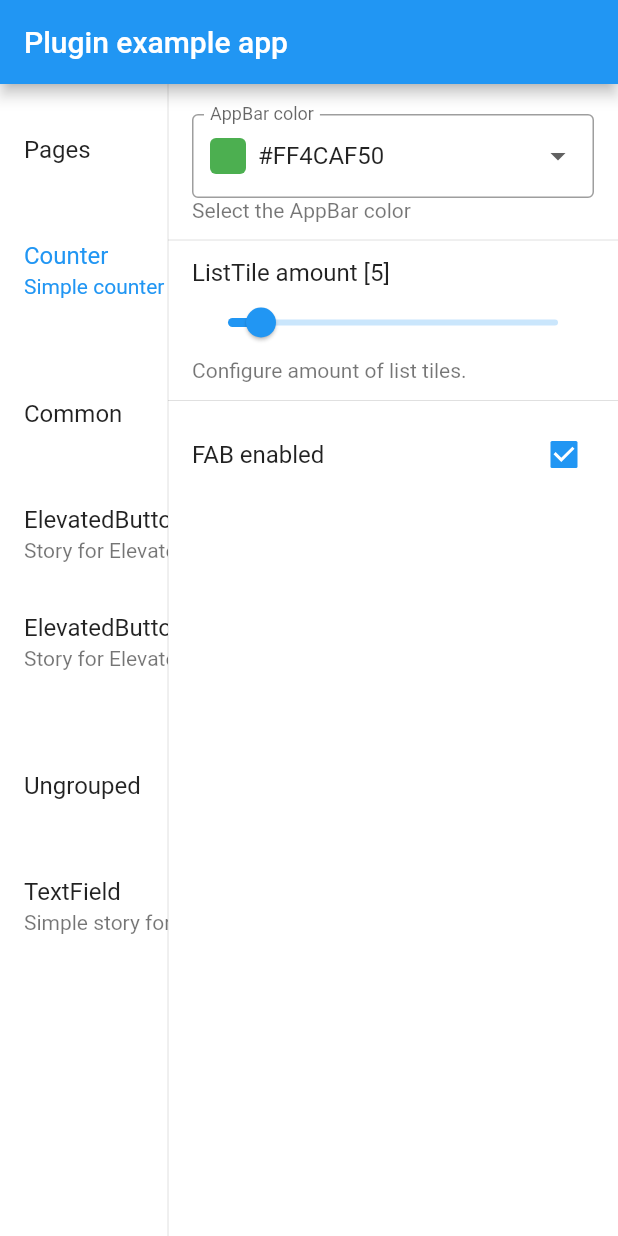
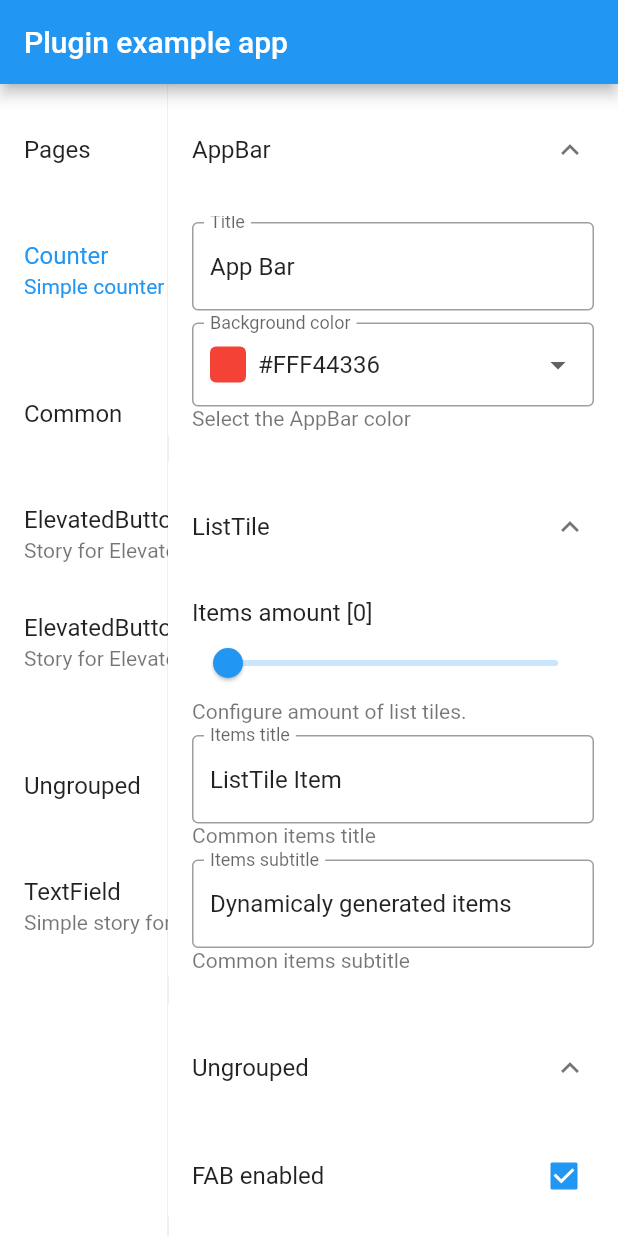
Before and after one commit to alex-melnyk/advanced_storybook, a Flutter app: the screen it shows after launch, after a tap on "Counter", after a tap on "ElevatedButton 2", on a phone screen of 412 x 824 dp. Run offline on Flutter 3.47's test engine with Material 2 defaults, Android fonts, the phone set to English and light mode, and no system bars; missing offline and left inert: dart:html.

Commit message:
Grouping properties added.

```diff
--- a/example/lib/main.dart
+++ b/example/lib/main.dart
@@ -34,36 +34,43 @@
                 return Material(
                   child: Scaffold(
                     appBar: AppBar(
-                      title: Text('App Bar'),
+                      title: Text(context.string(
+                        key: 'AppBar/Title',
+                        initial: 'App Bar',
+                      )),
                       backgroundColor: context.options(
-                        key: 'AppBar color',
+                        key: 'AppBar/Background color',
                         description: 'Select the AppBar color',
                         options: [
-                          Option(value: Colors.red),
-                          Option(value: Colors.green),
-                          Option(value: Colors.blue),
+                          for (final color in Colors.primaries)
+                            Option(value: color),
                         ],
-                        initialIndex: 1,
+                        initialIndex: 0,
                       ),
                     ),
                     body: ListView.builder(
                       itemCount: context.number(
-                        key: 'ListTile amount',
+                        key: 'ListTile/Items amount',
                         description: 'Configure amount of list tiles.',
                         initial: 5,
                         min: 0,
                         max: 50,
                       ),
                       itemBuilder: (context, index) {
+                        final title = context.string(
+                          key: 'ListTile/Items title',
+                          description: 'Common items title',
+                          initial: 'ListTile Item',
+                        );
+                        final subtitle = context.string(
+                          key: 'ListTile/Items subtitle',
+                          description: 'Common items subtitle',
+                          initial: 'Dynamicaly generated items',
+                        );
+
                         return ListTile(
-                          title: Text(context.string(
-                            key: 'ListTile title',
-                            initial: 'ListTile Item',
-                          )),
-                          subtitle: Text(context.string(
-                            key: 'ListTile subtitle',
-                            initial: 'Dynamicaly generated items',
-                          )),
+                          title: Text('$title $index'),
+                          subtitle: Text(subtitle),
                         );
                       },
                     ),
--- a/lib/advanced_storybook.dart
+++ b/lib/advanced_storybook.dart
@@ -1,3 +1,5 @@
+library advanced_storybook;
+
 export 'models/models.dart';
 export 'utils/utils.dart';
 export 'widgets/widgets.dart';
--- a/lib/knobs/knob_node_base.dart
+++ b/lib/knobs/knob_node_base.dart
@@ -12,4 +12,24 @@
   KnobNodeBase<T> copyWith({
     T? value,
   });
+
+  String get section {
+    final parts = key.split('/');
+
+    if (parts.length > 1) {
+      return parts.first;
+    }
+
+    return '';
+  }
+
+  String get title {
+    final parts = key.split('/');
+
+    if (parts.length > 1) {
+      return parts.last;
+    }
+
+    return key;
+  }
 }
--- /dev/null
+++ b/lib/providers/providers.dart
@@ -0,0 +1,2 @@
+export 'story_provider.dart';
+export 'knobs_provider.dart';
--- /dev/null
+++ b/lib/utils/color_extension.dart
@@ -0,0 +1,9 @@
+import 'dart:ui';
+
+extension ColorExtension on Color {
+  /// Builds string in HEX format #FF000000.
+  String toHexColor() {
+    final hex = value.toRadixString(16).toUpperCase();
+    return '#$hex';
+  }
+}
--- a/lib/utils/context_extension.dart
+++ b/lib/utils/context_extension.dart
@@ -1,5 +1,6 @@
 import 'package:advanced_storybook/knobs/knobs.dart';
-import 'package:advanced_storybook/widgets/widgets.dart';
+import 'package:advanced_storybook/models/models.dart';
+import 'package:advanced_storybook/providers/providers.dart';
 import 'package:flutter/widgets.dart';
 
 extension Knob on BuildContext {
--- a/lib/utils/utils.dart
+++ b/lib/utils/utils.dart
@@ -1 +1,2 @@
+export 'color_extension.dart';
 export 'context_extension.dart';
--- a/lib/widgets/advanced_storybook.dart
+++ b/lib/widgets/advanced_storybook.dart
@@ -1,10 +1,8 @@
 import 'package:advanced_storybook/models/models.dart';
+import 'package:advanced_storybook/providers/providers.dart';
 import 'package:advanced_storybook/widgets/widgets.dart';
 import 'package:flutter/material.dart';
 import 'package:flutter/widgets.dart';
-
-export 'package:advanced_storybook/models/models.dart';
-export 'package:advanced_storybook/widgets/widgets.dart';
 
 class AdvancedStorybook extends StatefulWidget {
   const AdvancedStorybook({
@@ -55,7 +53,7 @@
                     ),
                   Align(
                     alignment: Alignment.centerLeft,
-                    child: StoriesPannel(
+                    child: ListingPannel(
                       stories: widget.stories,
                       controller: _currentStory,
                     ),
--- a/lib/widgets/editing_panel.dart
+++ /dev/null
@@ -1,67 +0,0 @@
-import 'package:advanced_storybook/knobs/knobs.dart';
-import 'package:advanced_storybook/widgets/widgets.dart';
-import 'package:flutter/material.dart';
-
-class EditingPannel extends StatefulWidget {
-  const EditingPannel({
-    Key? key,
-  }) : super(key: key);
-
-  @override
-  State<EditingPannel> createState() => _EditingPannelState();
-}
-
-class _EditingPannelState extends State<EditingPannel> {
-  @override
-  Widget build(BuildContext context) {
-    final theme = Theme.of(context);
-    final knobsProvider = KnobsProvider.of(context);
-    final storyProvider = StoryProvider.of(context);
-
-    final knobStore = knobsProvider.knobStore;
-    final story = storyProvider.story;
-
-    final props = knobStore.storyKnobs(story.key);
-
-    return Container(
-      width: 300,
-      height: double.maxFinite,
-      decoration: BoxDecoration(
-        color: theme.cardColor,
-        border: Border(
-          left: Divider.createBorderSide(context),
-        ),
-      ),
-      child: ListView.separated(
-        padding: const EdgeInsets.symmetric(
-          vertical: 16.0,
-        ),
-        itemCount: props.length,
-        itemBuilder: (context, index) {
-          final knobNode = props.values.elementAt(index);
-
-          if (knobNode is KnobNodeText) {
-            return KnobTextWidget(
-              knobNode: knobNode,
-            );
-          } else if (knobNode is KnobNodeOptions) {
-            return KnobOptionsWidget(
-              knobNode: knobNode,
-            );
-          } else if (knobNode is KnobNodeNumber) {
-            return KnobSliderWidget(
-              knobNode: knobNode,
-            );
-          } else if (knobNode is KnobNodeBool) {
-            return KnobCheckboxWidget(
-              knobNode: knobNode,
-            );
-          }
-
-          return Text('Unrecognized KNOB [${knobNode.key}]');
-        },
-        separatorBuilder: (context, index) => const Divider(),
-      ),
-    );
-  }
-}
--- a/lib/widgets/knob_widget/knob_checkbox_widget.dart
+++ b/lib/widgets/knob_widget/knob_checkbox_widget.dart
@@ -1,5 +1,5 @@
 import 'package:advanced_storybook/knobs/knobs.dart';
-import 'package:advanced_storybook/widgets/widgets.dart';
+import 'package:advanced_storybook/providers/providers.dart';
 import 'package:flutter/material.dart';
 
 class KnobCheckboxWidget extends StatelessWidget {
@@ -12,21 +12,26 @@
 
   @override
   Widget build(BuildContext context) {
+    return CheckboxListTile(
+      title: Text(knobNode.title),
+      subtitle:
+          knobNode.description != null ? Text(knobNode.description!) : null,
+      value: knobNode.value,
+      onChanged: (value) => handleOnChanged(
+        context,
+        value: value,
+      ),
+    );
+  }
+
+  void handleOnChanged(BuildContext context, {required bool? value}) {
     final knobsProvider = KnobsProvider.of(context);
     final storyProvider = StoryProvider.of(context);
 
-    return CheckboxListTile(
-      title: Text(knobNode.key),
-      subtitle:
-          knobNode.description != null ? Text(knobNode.description!) : null,
-      value: knobNode.value,
-      onChanged: (value) {
-        knobsProvider.knobStore.updateStoryKnobValue(
-          storyProvider.story.key,
-          knobKey: knobNode.key,
-          newValue: value,
-        );
-      },
+    knobsProvider.knobStore.updateStoryKnobValue(
+      storyProvider.story.key,
+      knobKey: knobNode.key,
+      newValue: value,
     );
   }
 }
--- a/lib/widgets/knob_widget/knob_options_widget.dart
+++ b/lib/widgets/knob_widget/knob_options_widget.dart
@@ -1,5 +1,5 @@
 import 'package:advanced_storybook/knobs/knobs.dart';
-import 'package:advanced_storybook/widgets/widgets.dart';
+import 'package:advanced_storybook/providers/providers.dart';
 import 'package:flutter/material.dart';
 
 class KnobOptionsWidget extends StatelessWidget {
@@ -12,22 +12,19 @@
 
   @override
   Widget build(BuildContext context) {
-    final knobsProvider = KnobsProvider.of(context);
-    final storyProvider = StoryProvider.of(context);
-
     return ListTile(
       title: DropdownButtonFormField(
         decoration: InputDecoration(
           isDense: true,
-          labelText: knobNode.key,
+          labelText: knobNode.title,
           border: const OutlineInputBorder(),
         ),
         value: knobNode.value,
         items: [
-          for (final e in knobNode.options)
-            if (e.value is Color)
+          for (final option in knobNode.options)
+            if (option.value is Color)
               DropdownMenuItem(
-                value: e,
+                value: option,
                 child: Row(
                   children: [
                     Container(
@@ -37,12 +34,12 @@
                         right: 8.0,
                       ),
                       decoration: BoxDecoration(
-                        color: e.value,
+                        color: option.value,
                         borderRadius: BorderRadius.circular(4),
                       ),
                     ),
                     Text(
-                      e.toString(),
+                      option.toString(),
                       overflow: TextOverflow.ellipsis,
                     ),
                   ],
@@ -50,23 +47,31 @@
               )
             else
               DropdownMenuItem(
-                value: e,
+                value: option,
                 child: Text(
-                  e.toString(),
+                  option.toString(),
                   overflow: TextOverflow.ellipsis,
                 ),
               ),
         ],
-        onChanged: (value) {
-          knobsProvider.knobStore.updateStoryKnobValue(
-            storyProvider.story.key,
-            knobKey: knobNode.key,
-            newValue: value,
-          );
-        },
+        onChanged: (value) => handleOnChanged(
+          context,
+          value: value,
+        ),
       ),
       subtitle:
           knobNode.description != null ? Text(knobNode.description!) : null,
     );
   }
+
+  void handleOnChanged(BuildContext context, {required Object? value}) {
+    final knobsProvider = KnobsProvider.of(context);
+    final storyProvider = StoryProvider.of(context);
+
+    knobsProvider.knobStore.updateStoryKnobValue(
+      storyProvider.story.key,
+      knobKey: knobNode.key,
+      newValue: value,
+    );
+  }
 }
--- a/lib/widgets/knob_widget/knob_slider_widget.dart
+++ b/lib/widgets/knob_widget/knob_slider_widget.dart
@@ -1,5 +1,5 @@
 import 'package:advanced_storybook/knobs/knobs.dart';
-import 'package:advanced_storybook/widgets/widgets.dart';
+import 'package:advanced_storybook/providers/providers.dart';
 import 'package:flutter/material.dart';
 
 class KnobSliderWidget extends StatelessWidget {
@@ -12,28 +12,24 @@
 
   @override
   Widget build(BuildContext context) {
-    final knobsProvider = KnobsProvider.of(context);
-    final storyProvider = StoryProvider.of(context);
-
-    final displayValue = knobNode.value is double ? knobNode.value.toStringAsFixed(2) : knobNode.value.toString();
+    final displayValue = knobNode.value is double
+        ? knobNode.value.toStringAsFixed(2)
+        : knobNode.value.toString();
 
     return ListTile(
       title: Column(
         mainAxisSize: MainAxisSize.min,
         crossAxisAlignment: CrossAxisAlignment.start,
         children: [
-          Text('${knobNode.key} [$displayValue]'),
+          Text('${knobNode.title} [$displayValue]'),
           Slider(
             value: knobNode.value.toDouble(),
             min: knobNode.min.toDouble(),
             max: knobNode.max.toDouble(),
-            onChanged: (value) {
-              knobsProvider.knobStore.updateStoryKnobValue(
-                storyProvider.story.key,
-                knobKey: knobNode.key,
-                newValue: knobNode.value is double ? value : value.toInt(),
-              );
-            },
+            onChanged: (value) => handleOnChanged(
+              context,
+              value: value,
+            ),
           ),
         ],
       ),
@@ -41,4 +37,15 @@
           knobNode.description != null ? Text(knobNode.description!) : null,
     );
   }
+
+  void handleOnChanged(BuildContext context, {required double value}) {
+    final knobsProvider = KnobsProvider.of(context);
+    final storyProvider = StoryProvider.of(context);
+
+    knobsProvider.knobStore.updateStoryKnobValue(
+      storyProvider.story.key,
+      knobKey: knobNode.key,
+      newValue: knobNode.value is double ? value : value.toInt(),
+    );
+  }
 }
--- a/lib/widgets/knob_widget/knob_text_widget.dart
+++ b/lib/widgets/knob_widget/knob_text_widget.dart
@@ -1,5 +1,5 @@
 import 'package:advanced_storybook/knobs/knobs.dart';
-import 'package:advanced_storybook/widgets/widgets.dart';
+import 'package:advanced_storybook/providers/providers.dart';
 import 'package:flutter/material.dart';
 
 class KnobTextWidget extends StatelessWidget {
@@ -12,27 +12,32 @@
 
   @override
   Widget build(BuildContext context) {
-    final knobsProvider = KnobsProvider.of(context);
-    final storyProvider = StoryProvider.of(context);
-
     return ListTile(
       title: TextFormField(
         decoration: InputDecoration(
           isDense: false,
-          labelText: knobNode.key,
+          labelText: knobNode.title,
           border: const OutlineInputBorder(),
         ),
         initialValue: knobNode.value,
-        onChanged: (value) {
-          knobsProvider.knobStore.updateStoryKnobValue(
-            storyProvider.story.key,
-            knobKey: knobNode.key,
-            newValue: value,
-          );
-        },
+        onChanged: (value) => handleOnChanged(
+          context,
+          value: value,
+        ),
       ),
       subtitle:
           knobNode.description != null ? Text(knobNode.description!) : null,
     );
   }
+
+  void handleOnChanged(BuildContext context, {required String value}) {
+    final knobsProvider = KnobsProvider.of(context);
+    final storyProvider = StoryProvider.of(context);
+
+    knobsProvider.knobStore.updateStoryKnobValue(
+      storyProvider.story.key,
+      knobKey: knobNode.key,
+      newValue: value,
+    );
+  }
 }
--- /dev/null
+++ b/lib/widgets/panels/editing_panel.dart
@@ -0,0 +1,81 @@
+import 'package:advanced_storybook/knobs/knobs.dart';
+import 'package:advanced_storybook/providers/providers.dart';
+import 'package:advanced_storybook/widgets/widgets.dart';
+import 'package:collection/collection.dart';
+import 'package:flutter/material.dart';
+
+class EditingPannel extends StatelessWidget {
+  const EditingPannel({
+    Key? key,
+  }) : super(key: key);
+
+  @override
+  Widget build(BuildContext context) {
+    final theme = Theme.of(context);
+    final knobsProvider = KnobsProvider.of(context);
+    final storyProvider = StoryProvider.of(context);
+
+    final knobStore = knobsProvider.knobStore;
+    final story = storyProvider.story;
+
+    final groups =
+        knobStore.storyKnobs(story.key).values.groupListsBy((e) => e.section);
+
+    return Container(
+      width: 300,
+      height: double.maxFinite,
+      decoration: BoxDecoration(
+        color: theme.cardColor,
+        border: Border(
+          left: Divider.createBorderSide(context),
+        ),
+      ),
+      child: SingleChildScrollView(
+        child: ExpansionPanelList(
+          elevation: 0,
+          expansionCallback: (panelIndex, isExpanded) {},
+          children: [
+            for (final group in groups.entries)
+              ExpansionPanel(
+                headerBuilder: (context, isExpanded) {
+                  final sectionName =
+                      group.key.isEmpty ? 'Ungrouped' : group.key;
+
+                  return ListTile(
+                    title: Text(sectionName),
+                  );
+                },
+                body: Column(
+                  mainAxisSize: MainAxisSize.min,
+                  children: List.generate(group.value.length, (index) {
+                    final knobNode = group.value.elementAt(index);
+
+                    if (knobNode is KnobNodeText) {
+                      return KnobTextWidget(
+                        knobNode: knobNode,
+                      );
+                    } else if (knobNode is KnobNodeOptions) {
+                      return KnobOptionsWidget(
+                        knobNode: knobNode,
+                      );
+                    } else if (knobNode is KnobNodeNumber) {
+                      return KnobSliderWidget(
+                        knobNode: knobNode,
+                      );
+                    } else if (knobNode is KnobNodeBool) {
+                      return KnobCheckboxWidget(
+                        knobNode: knobNode,
+                      );
+                    }
+
+                    return Text('Unrecognized KNOB [${knobNode.key}]');
+                  }),
+                ),
+                isExpanded: true,
+              ),
+          ],
+        ),
+      ),
+    );
+  }
+}
--- a/lib/widgets/stories_panel.dart
+++ b/lib/widgets/panels/listing_panel.dart
@@ -2,8 +2,8 @@
 import 'package:collection/collection.dart';
 import 'package:flutter/material.dart';
 
-class StoriesPannel extends StatelessWidget {
-  StoriesPannel({
+class ListingPannel extends StatelessWidget {
+  ListingPannel({
     Key? key,
     required List<Story> stories,
     required this.controller,
--- /dev/null
+++ b/lib/widgets/panels/panels.dart
@@ -0,0 +1,2 @@
+export 'editing_panel.dart';
+export 'listing_panel.dart';
--- a/lib/widgets/widgets.dart
+++ b/lib/widgets/widgets.dart
@@ -1,6 +1,3 @@
 export 'advanced_storybook.dart';
-export 'editing_panel.dart';
 export 'knob_widget/knob_widget.dart';
-export 'knobs_provider.dart';
-export 'stories_panel.dart';
-export 'story_provider.dart';
+export 'panels/panels.dart';
```
Also changed, not shown: lib/providers/knobs_provider.dart (renamed from lib/widgets/knobs_provider.dart), lib/providers/story_provider.dart (renamed from lib/widgets/story_provider.dart).
